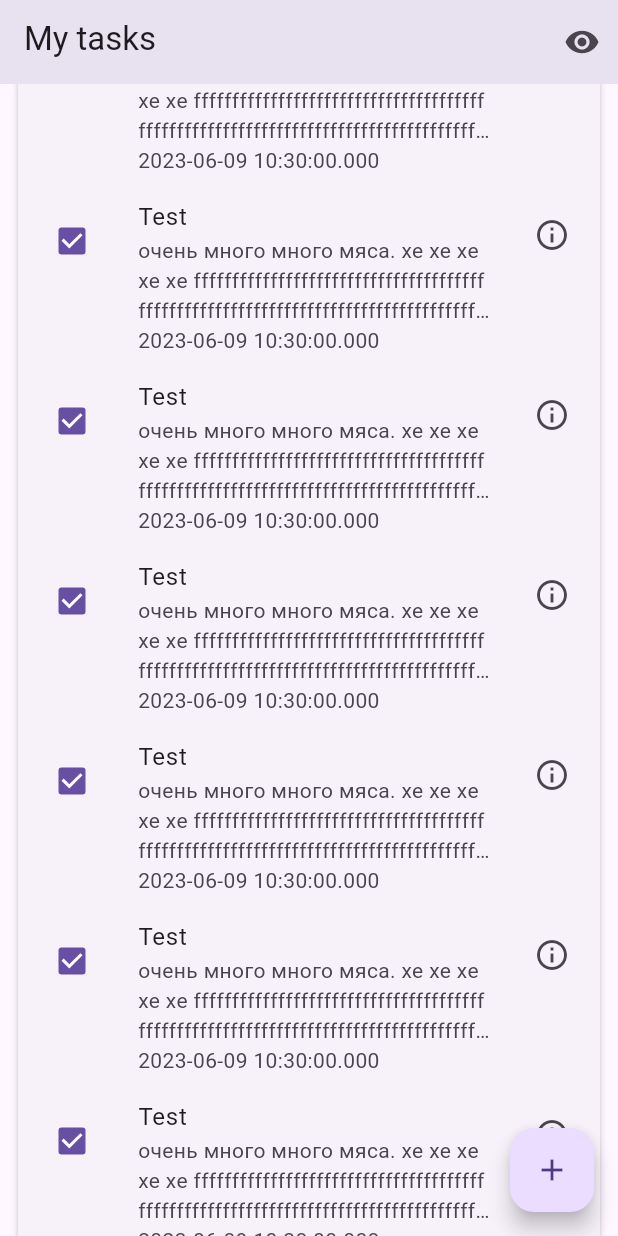
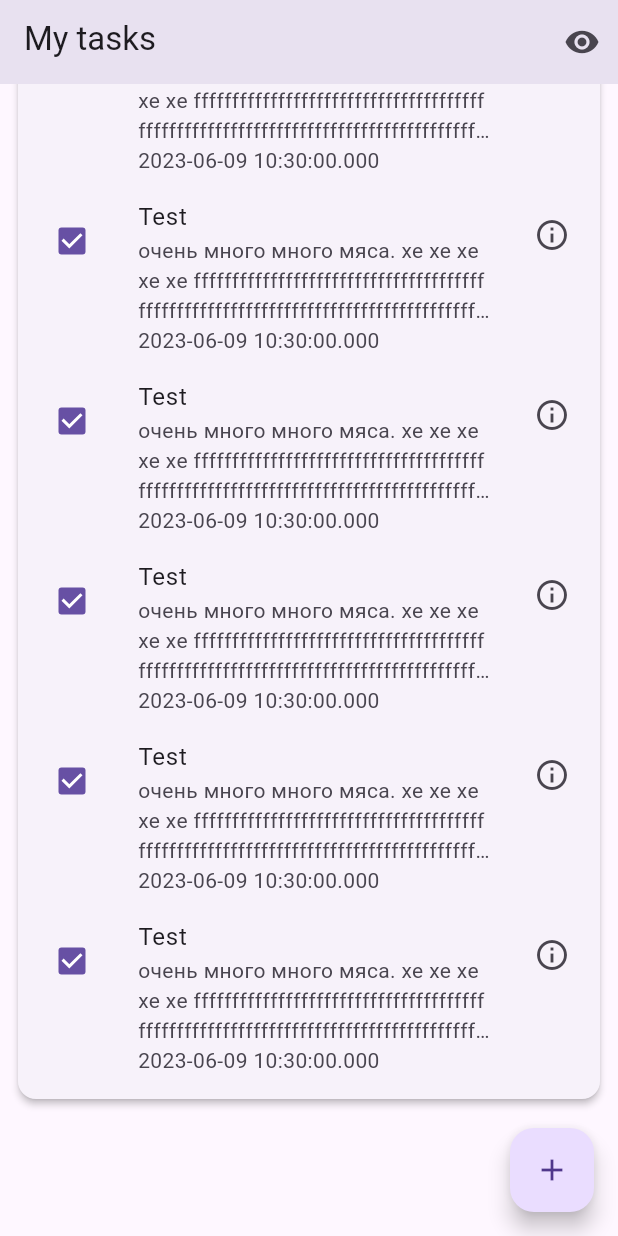
Before and after one commit to TheLastFlame/yss_todo, a Flutter app: the screen it shows after launch, scrolled down 770 dp, on a phone screen of 412 x 824 dp. Run offline on Flutter 3.47's test engine with Material 2 defaults, Android fonts, the phone set to English and light mode, and no system bars; our stand-ins replace flutter_mobx, mobx; generated files the repository leaves out were written again.

Commit message:
add free space in down of list

```diff
--- a/lib/pages/home/home.dart
+++ b/lib/pages/home/home.dart
@@ -24,7 +24,7 @@ class Homepage extends StatelessWidget {
                   padding: const EdgeInsets.symmetric(vertical: appPadding),
                   child: Column(
                     children: List.generate(
-                      100,
+                      10,
                       (index) => Task(
                         TaskModel(
                             id: 1, name: 'Test', description: 'очень много много мяса. хе хе хе хе хе fffffffffffffffffffffffffffffffffffffffffffffffffffffffffffffffffffffffffffffffffffffffffffffffffffffffffddddddddddddddddddddddddddddddddddddddddddddddddddddddddddddddddd', until: DateTime.now(), priority: Priority.regular),
@@ -35,6 +35,8 @@ class Homepage extends StatelessWidget {
               ),
             ),
           ),
+          //Свободное место под размер FAB, чтобы он не перекрывал нижние элементы
+          const SliverToBoxAdapter(child: SizedBox(height: 80),)
         ],
       ),
       floatingActionButton: FloatingActionButton(
```
